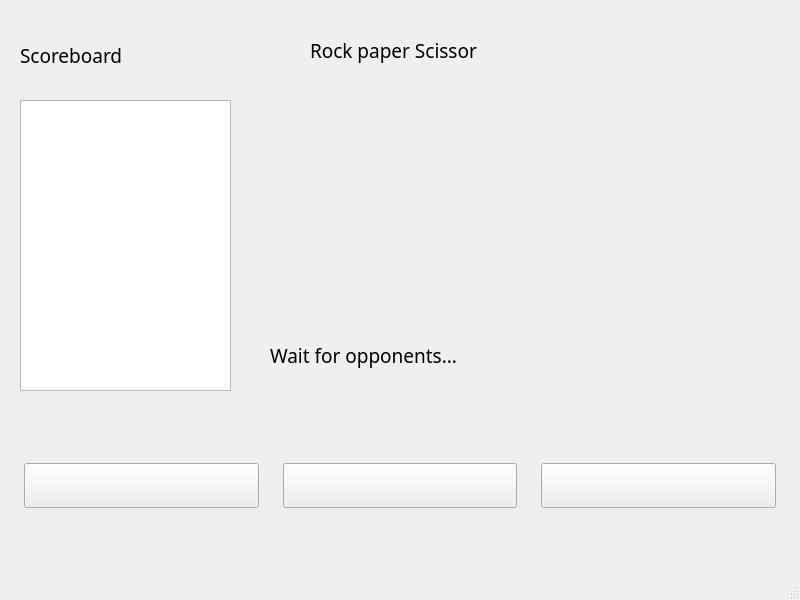
Before: the Qt Designer form GUI.ui in shayanth/Rock_Paper_Scissor-Socket, drawn with Qt 5.
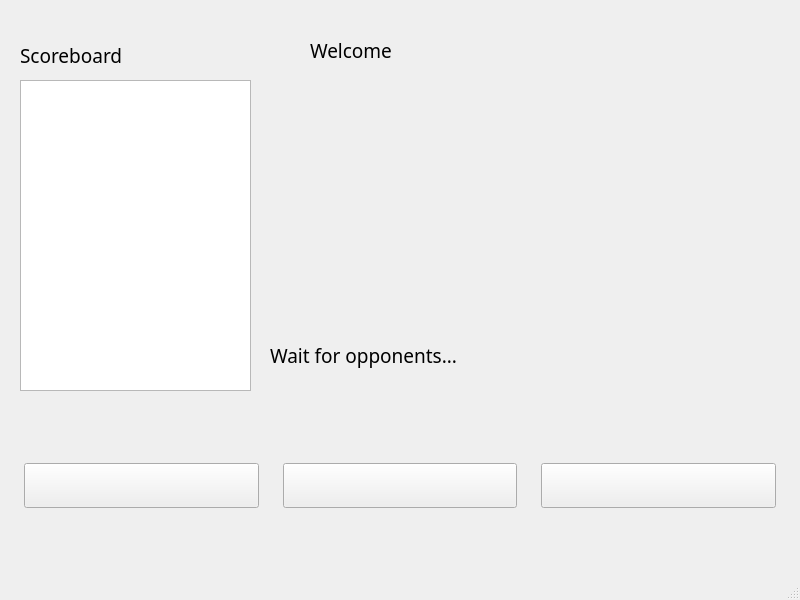
After: the same form once the commit is applied. Icons and pictures are not drawn.

Patch:
```diff
--- a/GUI.ui
+++ b/GUI.ui
@@ -11,7 +11,7 @@
    </rect>
   </property>
   <property name="sizePolicy">
-   <sizepolicy hsizetype="Preferred" vsizetype="Preferred">
+   <sizepolicy hsizetype="Fixed" vsizetype="Fixed">
     <horstretch>0</horstretch>
     <verstretch>0</verstretch>
    </sizepolicy>
@@ -169,7 +169,7 @@
      <rect>
       <x>310</x>
       <y>10</y>
-      <width>171</width>
+      <width>361</width>
       <height>81</height>
      </rect>
     </property>
@@ -189,7 +189,7 @@
      <string notr="true"/>
     </property>
     <property name="text">
-     <string>Rock paper Scissor</string>
+     <string>Welcome </string>
     </property>
     <property name="alignment">
      <set>Qt::AlignLeading|Qt::AlignLeft|Qt::AlignVCenter</set>
@@ -251,13 +251,13 @@
      <set>Qt::AlignLeading|Qt::AlignLeft|Qt::AlignVCenter</set>
     </property>
    </widget>
-   <widget class="QListView" name="listView">
+   <widget class="QListWidget" name="Scoreboard">
     <property name="geometry">
      <rect>
       <x>20</x>
-      <y>100</y>
-      <width>211</width>
-      <height>291</height>
+      <y>80</y>
+      <width>231</width>
+      <height>311</height>
      </rect>
     </property>
    </widget>
```
